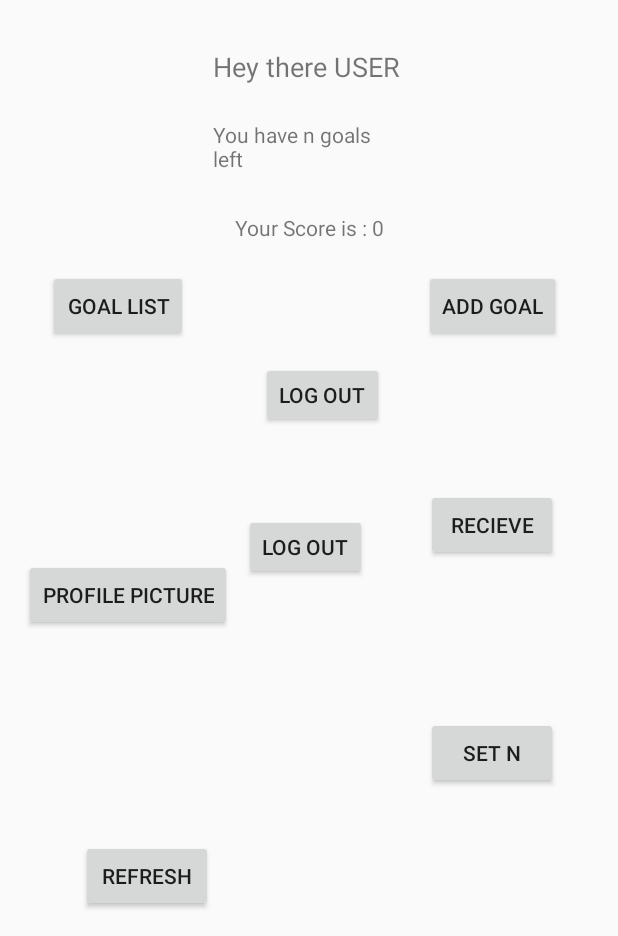
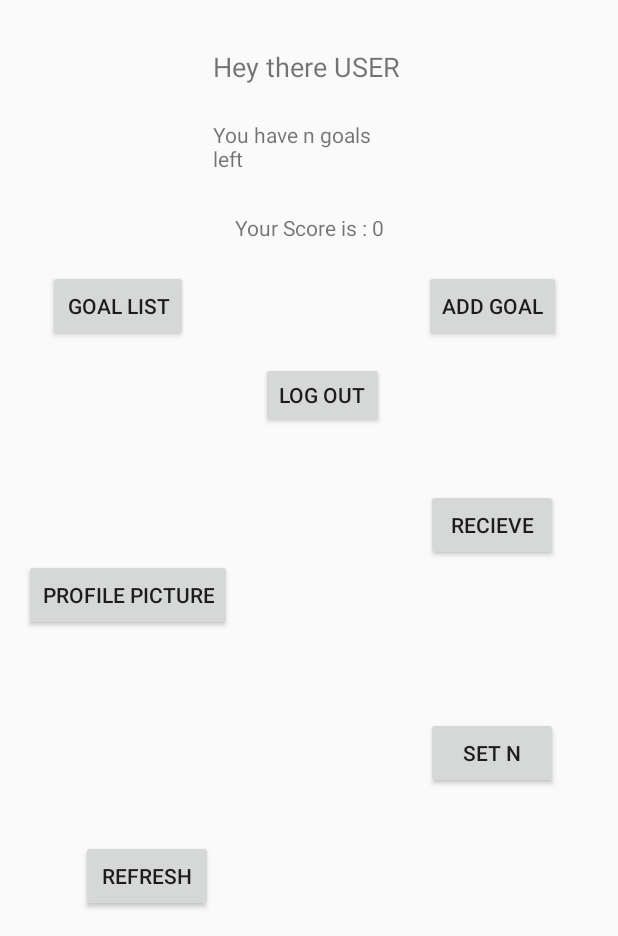
Before and after one commit to Taerianogos/goalfollowerserver, an Android app: the screen it shows after launch once a user with an empty profile is signed in (MainActivity), on a phone screen of 412 x 824 dp, the part 300-1236 px from its top. Run offline under Robolectric (Android 15) with nearby library versions, the phone set to English and light mode, and no system bars; our stand-ins replace Firebase (no records; nobody signed in at launch, a user with empty details on screens opened directly).

Commit message:
Andrei's Silly Recycle Bin Adventure

```diff
--- a/GoalFollower/app/src/main/java/cegeka/goalfollower/ro/goalfollower/AddActivity.java
+++ b/GoalFollower/app/src/main/java/cegeka/goalfollower/ro/goalfollower/AddActivity.java
@@ -49,9 +49,9 @@ public class AddActivity extends AppCompatActivity {
     EditText editpass;
     Button addbtn = null;
     Button beam = null;
-    Button mSendBtn = null;
     static String filename = "goals";
     Goal item = new Goal();
+    Button mSendBtn = null;
     static String concat=null;
     ArrayList<Goal> items = new ArrayList<>();
     String stupiddesc=null;
@@ -127,7 +127,6 @@ public class AddActivity extends AppCompatActivity {
                 }
             }
         });
-
         mSendBtn.setOnClickListener(new View.OnClickListener() {
             @Override
             public void onClick(View v) {
--- a/GoalFollower/app/src/main/res/layout/activity_main.xml
+++ b/GoalFollower/app/src/main/res/layout/activity_main.xml
@@ -172,20 +172,4 @@
         app:layout_constraintTop_toBottomOf="@+id/score_text_view"
         app:layout_constraintVertical_bias="0.178" />
 
-    <Button
-        android:id="@+id/sendGoals"
-        android:layout_width="82dp"
-        android:layout_height="44dp"
-        android:layout_marginBottom="8dp"
-        android:layout_marginEnd="8dp"
-        android:layout_marginStart="8dp"
-        android:layout_marginTop="8dp"
-        android:text="Log out"
-        app:layout_constraintBottom_toBottomOf="parent"
-        app:layout_constraintEnd_toStartOf="@+id/buttonrecbeam"
-        app:layout_constraintHorizontal_bias="0.0"
-        app:layout_constraintStart_toEndOf="@+id/prof_pic"
-        app:layout_constraintTop_toBottomOf="@+id/log_out"
-        app:layout_constraintVertical_bias="0.176" />
-
 </android.support.constraint.ConstraintLayout>
```
Also changed, not shown: GoalFollower/app/src/main/java/cegeka/goalfollower/ro/goalfollower/ListActivity.java (+22 -6 lines), GoalFollower/app/src/main/java/cegeka/goalfollower/ro/goalfollower/More_Info.java (+34 -5 lines), 2 other files.
